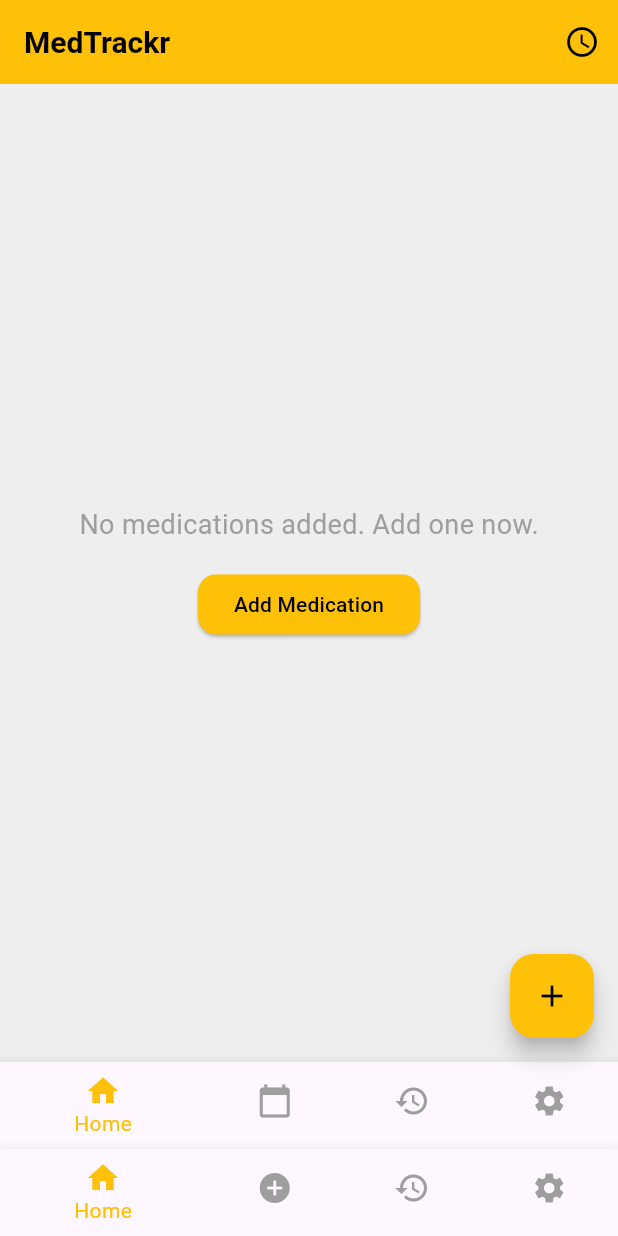
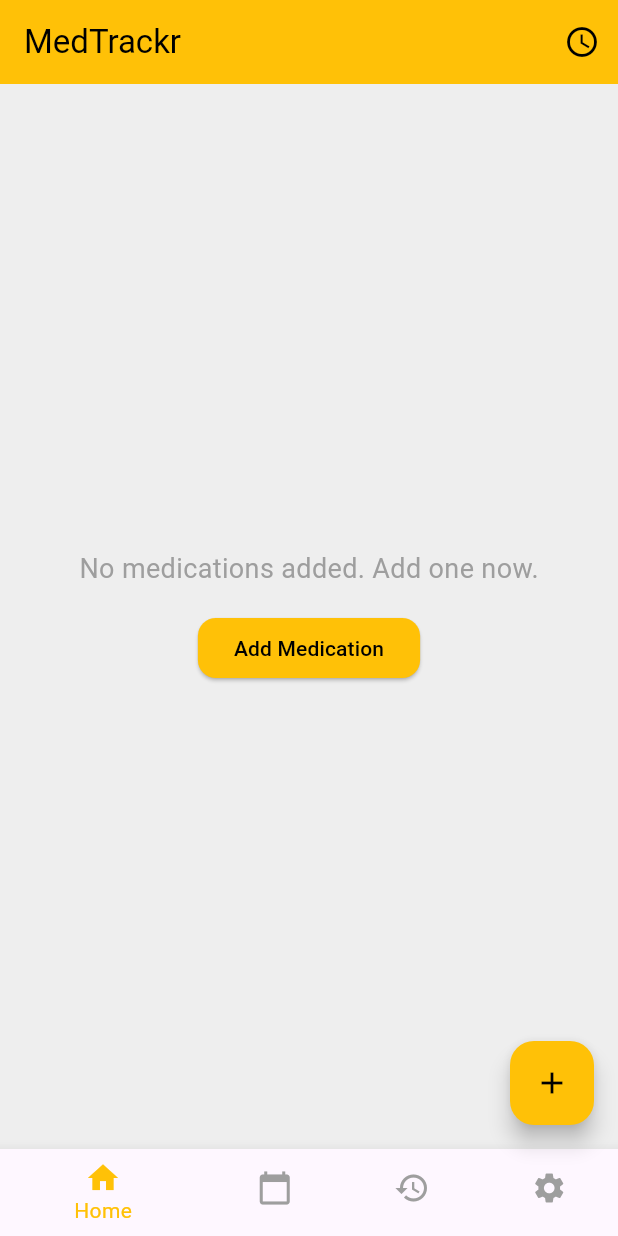
Before and after one commit to KiNeMspA/medtrackr, a Flutter app: the screen it shows after launch, on a phone screen of 412 x 824 dp. Run offline on Flutter 3.47's test engine with Material 3 defaults, Android fonts, the phone set to English and light mode, and no system bars; our stand-ins replace flutter_local_notifications, timezone.

Commit message:
Fixed ProviderNotFoundException in HomeScreen by adding ChangeNotifierProvider in main.dart (commit c05f5da98c57ceb7b6ea6c24eb681648049fe6f5)

```diff
--- a/lib/main.dart
+++ b/lib/main.dart
@@ -1,129 +1,47 @@
 import 'package:flutter/material.dart';
+import 'package:medtrackr/models/medication.dart';
+import 'package:medtrackr/providers/data_provider.dart';
 import 'package:medtrackr/screens/home_screen.dart';
 import 'package:medtrackr/screens/medication_form_screen.dart';
-import 'package:medtrackr/screens/history_screen.dart';
-import 'package:medtrackr/screens/settings_screen.dart';
 import 'package:medtrackr/screens/add_dosage_screen.dart';
 import 'package:medtrackr/screens/add_schedule_screen.dart';
 import 'package:medtrackr/screens/medication_details_screen.dart';
-import 'package:medtrackr/models/medication.dart';
-import 'package:medtrackr/models/dosage.dart';
+import 'package:medtrackr/screens/reconstitution_screen.dart';
 import 'package:provider/provider.dart';
-import 'package:medtrackr/providers/data_provider.dart';
-import 'package:medtrackr/services/notification_service.dart';
 
-void main() async {
-  WidgetsFlutterBinding.ensureInitialized();
-  final notificationService = NotificationService();
-  await notificationService.init();
-  runApp(
-    MultiProvider(
-      providers: [
-        ChangeNotifierProvider(create: (context) => DataProvider(notificationService: notificationService)),
-        Provider(create: (context) => notificationService),
-      ],
-      child: const MedTrackrApp(),
-    ),
-  );
+void main() {
+  runApp(const MyApp());
 }
 
-class MedTrackrApp extends StatelessWidget {
-  const MedTrackrApp({super.key});
+class MyApp extends StatelessWidget {
+  const MyApp({super.key});
 
   @override
   Widget build(BuildContext context) {
-    return MaterialApp(
-      theme: ThemeData(
-        primaryColor: const Color(0xFFFFC107),
-        scaffoldBackgroundColor: Colors.grey[200],
-        textTheme: const TextTheme(
-          headlineMedium: TextStyle(fontFamily: 'Roboto', fontWeight: FontWeight.bold, color: Colors.black),
-          bodyMedium: TextStyle(fontFamily: 'Roboto', color: Colors.grey),
-          bodyLarge: TextStyle(fontFamily: 'Roboto', fontSize: 18, color: Colors.black),
-          titleLarge: TextStyle(fontFamily: 'Roboto', fontSize: 20, fontWeight: FontWeight.bold, color: Colors.black),
+    return ChangeNotifierProvider(
+      create: (context) => DataProvider(),
+      child: MaterialApp(
+        title: 'MedTrackr',
+        theme: ThemeData(
+          primarySwatch: Colors.blue,
+          scaffoldBackgroundColor: Colors.grey[200],
         ),
-        inputDecorationTheme: const InputDecorationTheme(
-          focusedBorder: OutlineInputBorder(
-            borderSide: BorderSide(color: Color(0xFFFFC107)),
+        initialRoute: '/home',
+        routes: {
+          '/home': (context) => const HomeScreen(),
+          '/medication_form': (context) => const MedicationFormScreen(),
+          '/add_dosage': (context) => AddDosageScreen(
+            medication: ModalRoute.of(context)!.settings.arguments as Medication,
           ),
-          enabledBorder: OutlineInputBorder(
-            borderSide: BorderSide(color: Colors.grey),
+          '/add_schedule': (context) => const AddScheduleScreen(),
+          '/medication_details': (context) => const MedicationDetailsScreen(),
+          '/reconstitute': (context) => ReconstitutionScreen(
+            medication: ModalRoute.of(context)!.settings.arguments as Medication,
           ),
-          filled: true,
-          fillColor: Colors.white,
-        ),
-        useMaterial3: true,
-      ),
-      home: const MainScreen(),
-      routes: {
-        '/medication_form': (context) => MedicationFormScreen(
-          medication: ModalRoute.of(context)!.settings.arguments as Medication?,
-        ),
-        '/add_dosage': (context) {
-          final args = ModalRoute.of(context)!.settings.arguments as Map<String, dynamic>;
-          return AddDosageScreen(
-            medication: args['medication'] as Medication,
-            dosage: args['dosage'] as Dosage?,
-          );
+          '/calendar': (context) => const Placeholder(),
+          '/history': (context) => const Placeholder(),
+          '/settings': (context) => const Placeholder(),
         },
-        '/add_schedule': (context) => const AddScheduleScreen(),
-        '/medication_details': (context) => MedicationDetailsScreen(
-          medication: ModalRoute.of(context)!.settings.arguments as Medication,
-        ),
-      },
-    );
-  }
-}
-
-class MainScreen extends StatefulWidget {
-  const MainScreen({super.key});
-
-  @override
-  _MainScreenState createState() => _MainScreenState();
-}
-
-class _MainScreenState extends State<MainScreen> {
-  int _selectedIndex = 0;
-
-  void _onItemTapped(int index) {
-    setState(() {
-      _selectedIndex = index;
-    });
-  }
-
-  @override
-  Widget build(BuildContext context) {
-    return WillPopScope(
-      onWillPop: () async {
-        if (_selectedIndex != 0) {
-          setState(() {
-            _selectedIndex = 0;
-          });
-          return false;
-        }
-        return true;
-      },
-      child: Scaffold(
-        body: [
-          const HomeScreen(),
-          const MedicationFormScreen(),
-          const HistoryScreen(),
-          const SettingsScreen(),
-        ][_selectedIndex],
-        bottomNavigationBar: BottomNavigationBar(
-          items: const [
-            BottomNavigationBarItem(icon: Icon(Icons.home), label: 'Home'),
-            BottomNavigationBarItem(icon: Icon(Icons.add_circle), label: 'Add'),
-            BottomNavigationBarItem(icon: Icon(Icons.history), label: 'History'),
-            BottomNavigationBarItem(icon: Icon(Icons.settings), label: 'Settings'),
-          ],
-          currentIndex: _selectedIndex,
-          selectedItemColor: const Color(0xFFFFC107),
-          unselectedItemColor: Colors.grey,
-          backgroundColor: Colors.white,
-          elevation: 8,
-          onTap: _onItemTapped,
-        ),
       ),
     );
   }
```
